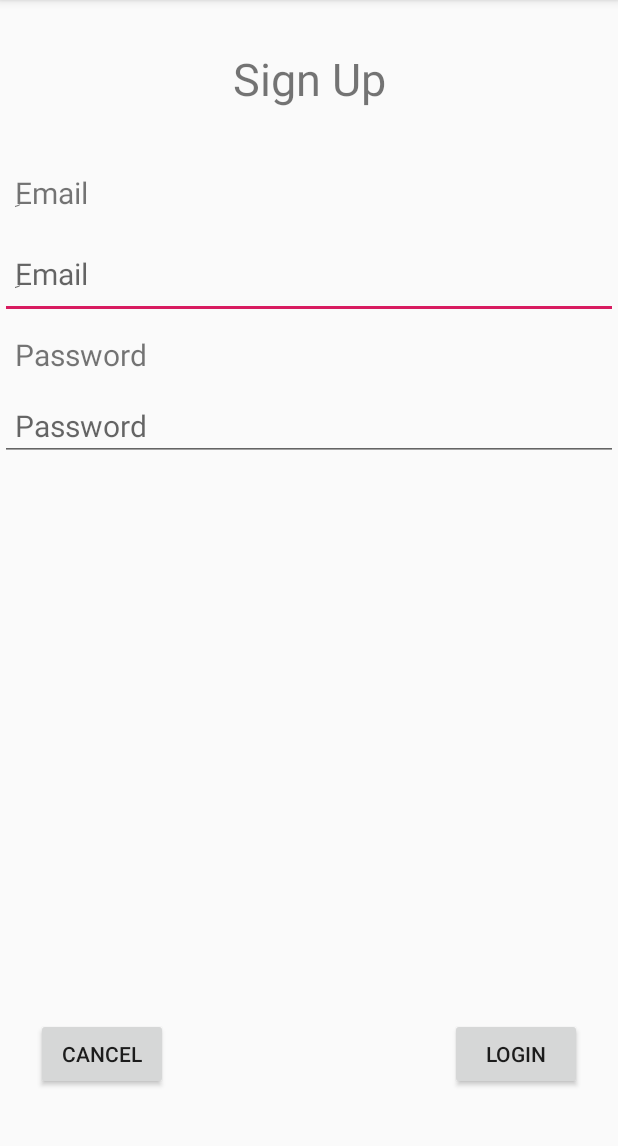
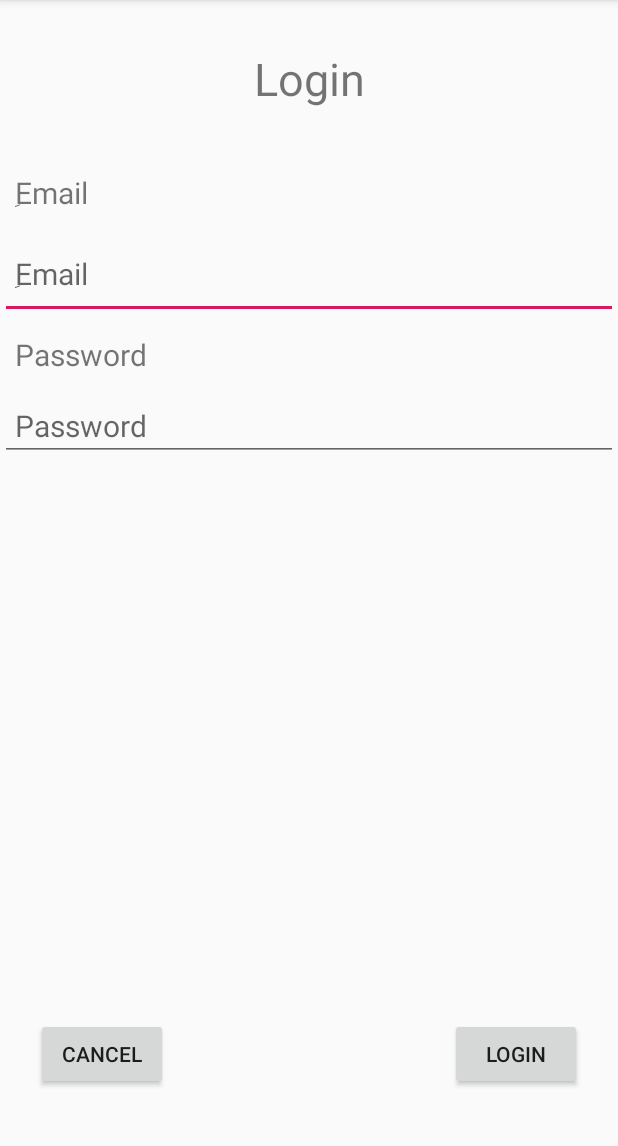
Before and after one commit to moo7md/Lyst, an Android app: the LoginActivity screen opened directly, with no data from a screen before it, on a phone screen of 412 x 824 dp, the part 84-1230 px from its top. Run offline under Robolectric (Android 15) with nearby library versions, the phone set to English and light mode, and no system bars; our stand-ins replace Firebase (no records; nobody signed in at launch, a user with empty details on screens opened directly).

Commit message:
fixed login text

```diff
--- a/app/src/main/res/layout/activity_login.xml
+++ b/app/src/main/res/layout/activity_login.xml
@@ -5,12 +5,13 @@
     android:layout_width="match_parent"
     android:layout_height="match_parent"
     tools:context=".LoginActivity">
+
     <TextView
         android:id="@+id/textView5"
         android:layout_width="wrap_content"
         android:layout_height="wrap_content"
         android:layout_marginTop="32dp"
-        android:text="@string/SignUp"
+        android:text="@string/login"
         android:textSize="30sp"
         app:layout_constraintEnd_toEndOf="parent"
         app:layout_constraintStart_toStartOf="parent"
```
